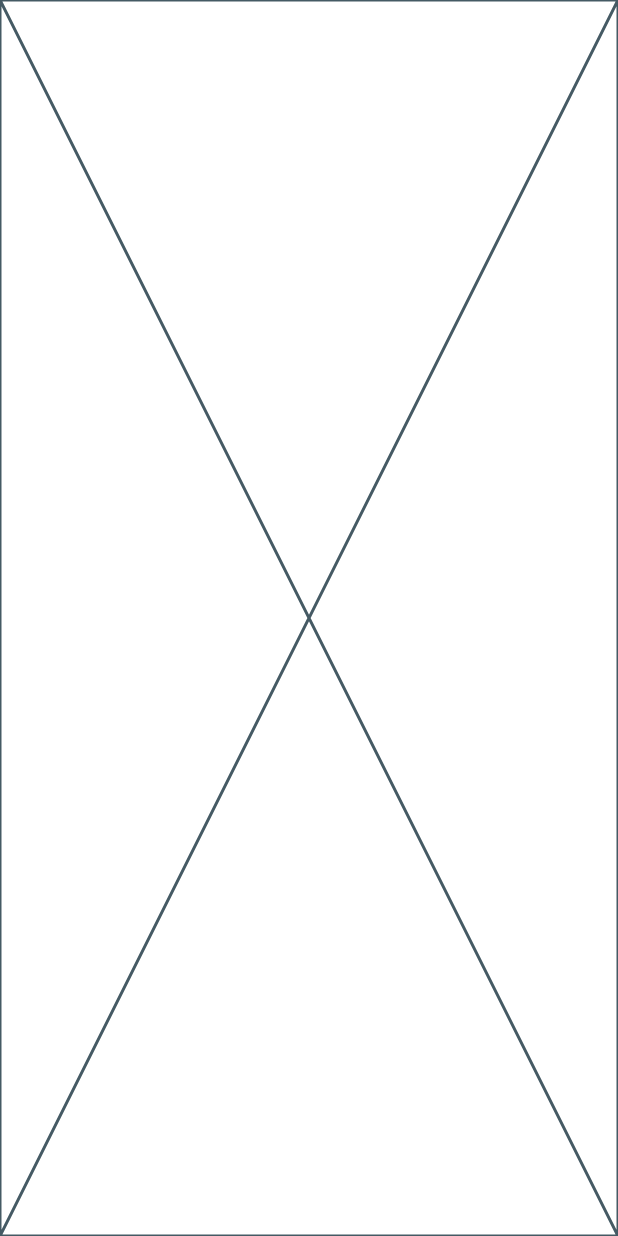
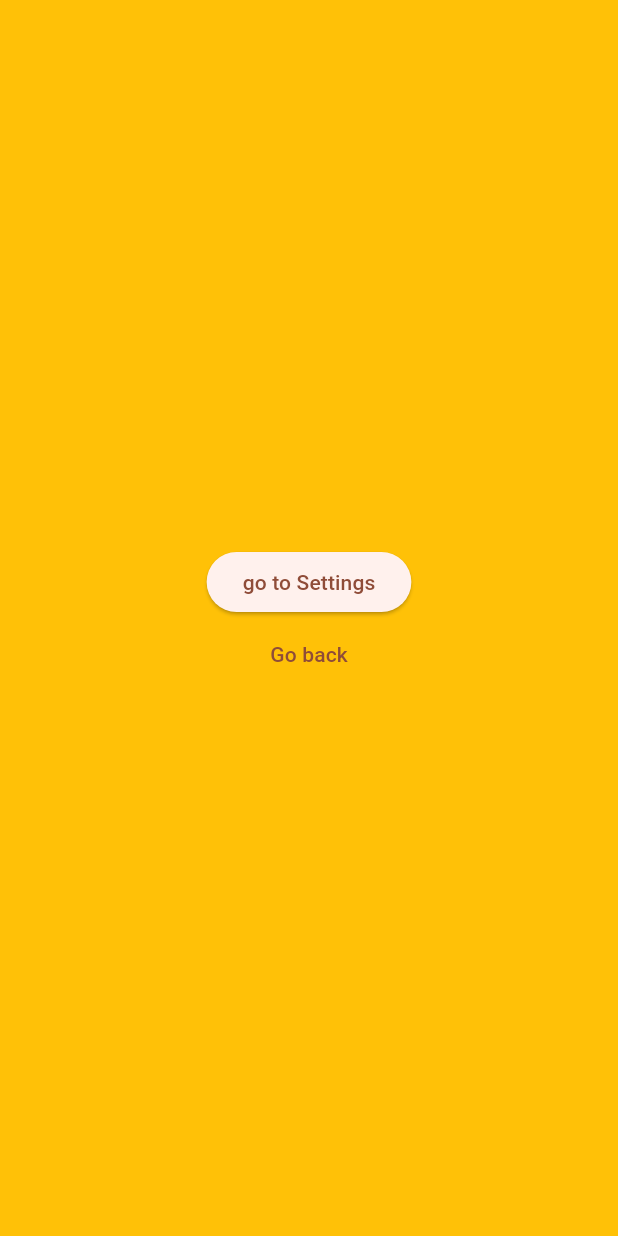
Before and after one commit to aksanadev/todo_cubit, a Flutter app: the screen it shows after launch, on a phone screen of 412 x 824 dp. Run offline on Flutter 3.47's test engine with Material 2 defaults, Android fonts, the phone set to English and light mode, and no system bars; our stand-ins replace go_router.

Commit message:
added goRoute

```diff
--- a/lib/2_application/app/basic_app.dart
+++ b/lib/2_application/app/basic_app.dart
@@ -1,10 +1,30 @@
 import 'package:flutter/material.dart';
+import 'package:flutter_localizations/flutter_localizations.dart';
+import 'package:todo_cubit/2_application/core/routes.dart';
 
 class BasicApp extends StatelessWidget {
   const BasicApp({super.key});
 
   @override
   Widget build(BuildContext context) {
-    return const Placeholder();
+    return MaterialApp.router(
+      title: 'Todo App',
+      localizationsDelegates: const [
+        ...GlobalMaterialLocalizations.delegates,
+        GlobalWidgetsLocalizations.delegate,
+      ],
+      themeMode: ThemeMode.system,
+      theme: ThemeData.from(
+        useMaterial3: true,
+        colorScheme: ColorScheme.fromSeed(
+            seedColor: Colors.deepOrange, brightness: Brightness.light),
+      ),
+      darkTheme: ThemeData.from(
+        colorScheme: ColorScheme.fromSeed(
+          seedColor: Colors.deepOrange,
+        ),
+      ),
+      routerConfig: routes,
+    );
   }
 }
--- /dev/null
+++ b/lib/2_application/core/go_router_obs.dart
@@ -0,0 +1,37 @@
+import 'dart:developer';
+
+import 'package:flutter/material.dart';
+
+class GoRouterObs extends NavigatorObserver {
+  GoRouterObs();
+
+  @override
+  void didPop(Route route, Route? previousRoute) {
+    log('didPop: ${route.settings.name}');
+  }
+
+  @override
+  void didPush(Route route, Route? previousRoute) {
+    log('didPush: ${route.settings.name}, previousRoute: ${previousRoute?.settings.name}');
+  }
+
+  @override
+  void didRemove(Route route, Route? previousRoute) {
+    log('didRemove: ${route.settings.name}, previousRoute: ${previousRoute?.settings.name}');
+  }
+
+  @override
+  void didReplace({Route? newRoute, Route? oldRoute}) {
+    log('didRemove: ${newRoute?.settings.name}, previousRoute: ${oldRoute?.settings.name}');
+  }
+
+  @override
+  void didStartUserGesture(Route route, Route? previousRoute) {
+    log('didStartUserGesture: ${route.settings.name}, previousRoute: ${previousRoute?.settings.name}');
+  }
+
+  @override
+  void didStopUserGesture() {
+    log('didStopUserGesture');
+  }
+}
--- /dev/null
+++ b/lib/2_application/core/routes.dart
@@ -0,0 +1,66 @@
+import 'package:flutter/material.dart';
+import 'package:go_router/go_router.dart';
+import 'package:todo_cubit/2_application/core/go_router_obs.dart';
+
+GlobalKey<NavigatorState> _rootNavigatorKey =
+    GlobalKey<NavigatorState>(debugLabel: 'root');
+
+final routes = GoRouter(
+  navigatorKey: _rootNavigatorKey,
+  observers: [
+    GoRouterObs(),
+  ],
+  initialLocation: '/home/start',
+  routes: [
+    GoRoute(
+      path: '/home/start',
+      builder: (context, state) => Container(
+        color: Colors.amber,
+        child: Column(
+          mainAxisAlignment: MainAxisAlignment.center,
+          children: [
+            ElevatedButton(
+                onPressed: () {
+                  context.push('/home/settings');
+                },
+                child: const Text('go to Settings')),
+            TextButton(
+                onPressed: () {
+                  if (context.canPop()) {
+                    context.pop();
+                  } else {
+                    context.push('/home/settings');
+                  }
+                },
+                child: const Text('Go back'))
+          ],
+        ),
+      ),
+    ),
+    GoRoute(
+      path: '/home/settings',
+      builder: (context, state) => Container(
+        color: Colors.blueGrey,
+        child: Column(
+          mainAxisAlignment: MainAxisAlignment.center,
+          children: [
+            ElevatedButton(
+                onPressed: () {
+                  context.push('/home/start');
+                },
+                child: const Text('go to Start')),
+            TextButton(
+                onPressed: () {
+                  if (context.canPop()) {
+                    context.pop();
+                  } else {
+                    context.push('/home/start');
+                  }
+                },
+                child: const Text('Go back'))
+          ],
+        ),
+      ),
+    ),
+  ],
+);
--- a/pubspec.yaml
+++ b/pubspec.yaml
@@ -10,7 +10,9 @@ dependencies:
     sdk: flutter
 
   cupertino_icons: ^1.0.2
-
+  go_router: ^6.5.7
+  flutter_localizations:
+    sdk: flutter
 dev_dependencies:
   flutter_test:
     sdk: flutter
```
